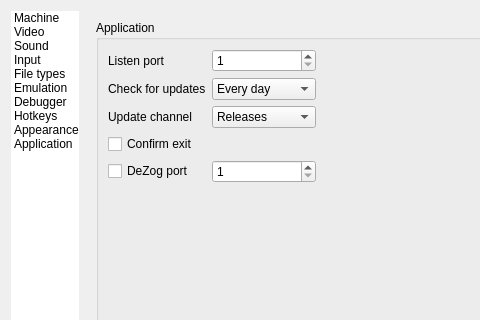
The window that ui/setupwin.ui (Loccy/xpeccy-plus) describes before a commit, drawn with Qt 5; both pictures show x 0 to 480 and y 0 to 320 of the 716 by 909 pixel window.
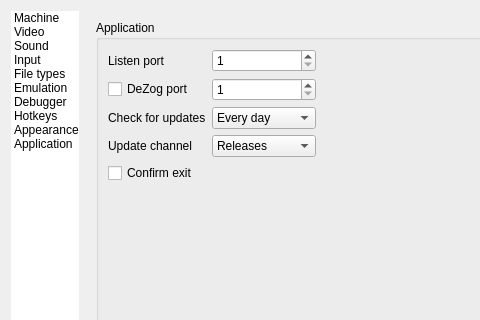
The same window after the commit. The open tabs and pages were chosen to show the change. Icons and pictures are not drawn. Custom widgets are drawn as their Qt base class.

```diff
--- a/ui/setupwin.ui
+++ b/ui/setupwin.ui
@@ -4167,7 +4167,7 @@
                     </property>
                    </widget>
                   </item>
-                  <item row="2" column="0">
+                  <item row="3" column="0">
                    <widget class="QLabel" name="labUpdCheck">
                     <property name="toolTip">
                      <string>How often to look for a newer version</string>
@@ -4177,7 +4177,7 @@
                     </property>
                    </widget>
                   </item>
-                  <item row="2" column="1">
+                  <item row="3" column="1">
                    <widget class="QComboBox" name="cbUpdCheck">
                     <property name="toolTip">
                      <string>How often to look for a newer version</string>
@@ -4199,7 +4199,7 @@
                     </item>
                    </widget>
                   </item>
-                  <item row="3" column="0">
+                  <item row="4" column="0">
                    <widget class="QLabel" name="labUpdChannel">
                     <property name="toolTip">
                      <string>Releases only, or development builds too</string>
@@ -4209,7 +4209,7 @@
                     </property>
                    </widget>
                   </item>
-                  <item row="3" column="1">
+                  <item row="4" column="1">
                    <widget class="QComboBox" name="cbUpdChannel">
                     <property name="toolTip">
                      <string>Releases only, or development builds too</string>
@@ -4226,7 +4226,7 @@
                     </item>
                    </widget>
                   </item>
-                  <item row="4" column="0" colspan="2">
+                  <item row="5" column="0" colspan="2">
                    <widget class="QCheckBox" name="cbConfexit">
                     <property name="toolTip">
                      <string>Ask before closing the emulator</string>
@@ -4236,7 +4236,7 @@
                     </property>
                    </widget>
                   </item>
-                  <item row="5" column="0">
+                  <item row="2" column="0">
                    <widget class="QCheckBox" name="cbDezog">
                     <property name="toolTip">
                      <string>Lets DeZog in VS Code debug the machine,
@@ -4247,7 +4247,7 @@
                     </property>
                    </widget>
                   </item>
-                  <item row="5" column="1">
+                  <item row="2" column="1">
                    <widget class="QSpinBox" name="sbDezogPort">
                     <property name="toolTip">
                      <string>Lets DeZog in VS Code debug the machine,
```
